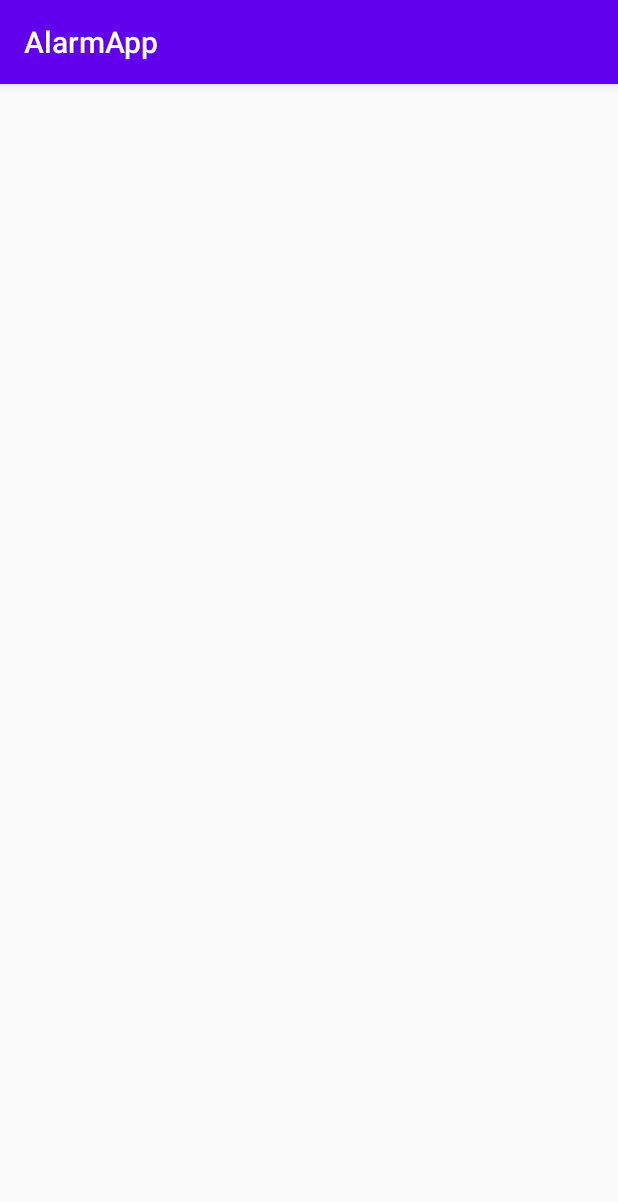
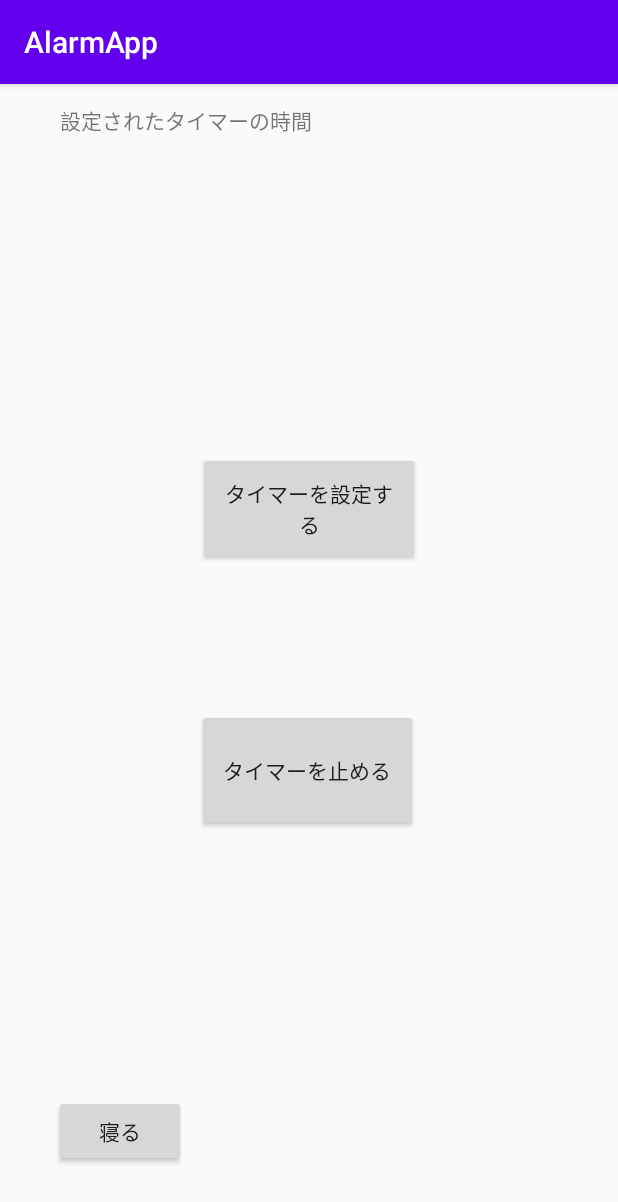
Before and after one commit to melmelmelme/AlarmApp_share, an Android app: the Home screen opened directly, with no data from a screen before it, on a phone screen of 412 x 824 dp. Shown: the top 1202 px of the screen. Run offline under Robolectric (Android 15) with nearby library versions, the phone set to English and light mode, and no system bars.

Commit message:
ホーム画面までの画像遷移 寝るボタンは飾りだけ

```diff
--- a/app/src/main/res/layout/activity_home.xml
+++ b/app/src/main/res/layout/activity_home.xml
@@ -1,9 +1,54 @@
 <?xml version="1.0" encoding="utf-8"?>
-<androidx.constraintlayout.widget.ConstraintLayout xmlns:android="http://schemas.android.com/apk/res/android"
+<androidx.constraintlayout.widget.ConstraintLayout
+    xmlns:android="http://schemas.android.com/apk/res/android"
     xmlns:app="http://schemas.android.com/apk/res-auto"
     xmlns:tools="http://schemas.android.com/tools"
     android:layout_width="match_parent"
-    android:layout_height="match_parent"
-    tools:context=".Home">
+    android:layout_height="match_parent">
 
+    <TextView
+        android:id="@+id/home_textView"
+        android:layout_width="332dp"
+        android:layout_height="91dp"
+        android:text="設定されたタイマーの時間"
+        app:layout_constraintBottom_toBottomOf="parent"
+        app:layout_constraintEnd_toEndOf="parent"
+        app:layout_constraintStart_toStartOf="parent"
+        app:layout_constraintTop_toTopOf="parent"
+        app:layout_constraintVertical_bias="0.01999998" />
+
+    <Button
+        android:id="@+id/timeSet_button"
+        android:layout_width="148dp"
+        android:layout_height="76dp"
+        android:text="タイマーを設定する"
+        app:layout_constraintBottom_toBottomOf="parent"
+        app:layout_constraintEnd_toEndOf="parent"
+        app:layout_constraintStart_toStartOf="parent"
+        app:layout_constraintTop_toBottomOf="@+id/home_textView"
+        app:layout_constraintVertical_bias="0.24000001" />
+
+    <Button
+        android:id="@+id/stop_button"
+        android:layout_width="147dp"
+        android:layout_height="82dp"
+        android:text="タイマーを止める"
+        app:layout_constraintBottom_toBottomOf="parent"
+        app:layout_constraintEnd_toEndOf="parent"
+        app:layout_constraintHorizontal_bias="0.497"
+        app:layout_constraintStart_toStartOf="parent"
+        app:layout_constraintTop_toBottomOf="@+id/timeSet_button"
+        app:layout_constraintVertical_bias="0.262" />
+
+    <Button
+        android:id="@+id/backTeam_button"
+        android:layout_width="wrap_content"
+        android:layout_height="wrap_content"
+        android:text="寝る"
+        app:layout_constraintBottom_toBottomOf="parent"
+        app:layout_constraintEnd_toEndOf="parent"
+        app:layout_constraintHorizontal_bias="0.111"
+        app:layout_constraintStart_toStartOf="parent"
+        app:layout_constraintTop_toBottomOf="@+id/stop_button"
+        app:layout_constraintVertical_bias="0.793" />
 </androidx.constraintlayout.widget.ConstraintLayout>
--- a/app/src/main/res/layout/activity_signin.xml
+++ b/app/src/main/res/layout/activity_signin.xml
@@ -46,7 +46,7 @@
         app:layout_constraintVertical_bias="0.18" />
 
     <Button
-        android:id="@+id/makeAccount_button"
+        android:id="@+id/makeTeam_button"
         android:layout_width="139dp"
         android:layout_height="86dp"
         android:text="@string/MakeAccount_button"
```
Also changed, not shown: app/src/main/AndroidManifest.xml (+12 -3 lines), app/src/main/java/com/example/alarmapp/JoinTeam.java (+12 -0 lines), app/src/main/java/com/example/alarmapp/MakeTeam.java (+12 -0 lines), app/src/main/java/com/example/alarmapp/Title.java (+22 -0 lines), app/src/main/res/layout/activity_join_team.xml (+25 -3 lines), app/src/main/res/layout/activity_make_team.xml (+37 -3 lines), app/src/main/res/layout/activity_title.xml (+13 -11 lines), app/src/main/res/values/strings.xml (+8 -0 lines).
